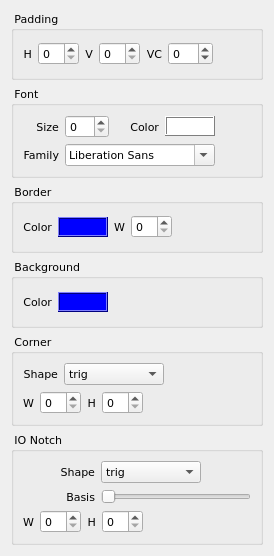
The window that trunk/visuino/gx/blocks/form_arg_label_customize_.ui (ROBOCETI/VISUINO) describes before a commit, drawn with Qt 5.
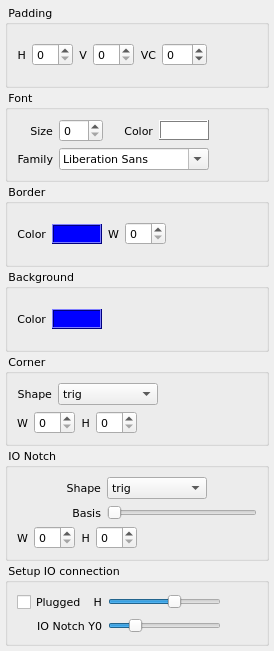
The same window after the commit.

Commit message: GxArgLabel: plug itens test UI

```diff
--- a/trunk/visuino/gx/blocks/form_arg_label_customize_.ui
+++ b/trunk/visuino/gx/blocks/form_arg_label_customize_.ui
@@ -10,7 +10,7 @@
     <x>0</x>
     <y>0</y>
     <width>274</width>
-    <height>556</height>
+    <height>651</height>
    </rect>
   </property>
   <property name="font">
@@ -24,6 +24,12 @@
    <string>Form</string>
   </property>
   <layout class="QVBoxLayout" name="verticalLayout_3">
+   <property name="spacing">
+    <number>2</number>
+   </property>
+   <property name="margin">
+    <number>5</number>
+   </property>
    <item>
     <widget class="QGroupBox" name="groupbox_padding">
      <property name="title">
@@ -1927,6 +1933,106 @@
      </layout>
     </widget>
    </item>
+   <item>
+    <widget class="QGroupBox" name="groupbox_setup_io">
+     <property name="title">
+      <string> Setup IO connection </string>
+     </property>
+     <layout class="QHBoxLayout" name="horizontalLayout_10">
+      <item>
+       <layout class="QGridLayout" name="gridLayout_2">
+        <item row="0" column="0">
+         <widget class="QCheckBox" name="checkbox_plug_io">
+          <property name="text">
+           <string>Plugged</string>
+          </property>
+         </widget>
+        </item>
+        <item row="0" column="1">
+         <widget class="QLabel" name="label_io_plugged_height">
+          <property name="text">
+           <string>H</string>
+          </property>
+          <property name="alignment">
+           <set>Qt::AlignRight|Qt::AlignTrailing|Qt::AlignVCenter</set>
+          </property>
+          <property name="buddy">
+           <cstring>slider_io_plugged_height</cstring>
+          </property>
+         </widget>
+        </item>
+        <item row="1" column="0" colspan="2">
+         <widget class="QLabel" name="label_io_notch_y0">
+          <property name="text">
+           <string>IO Notch Y0</string>
+          </property>
+          <property name="alignment">
+           <set>Qt::AlignRight|Qt::AlignTrailing|Qt::AlignVCenter</set>
+          </property>
+          <property name="buddy">
+           <cstring>slider_io_notch_y0</cstring>
+          </property>
+         </widget>
+        </item>
+        <item row="1" column="2">
+         <widget class="QSlider" name="slider_io_notch_y0">
+          <property name="minimumSize">
+           <size>
+            <width>113</width>
+            <height>0</height>
+           </size>
+          </property>
+          <property name="maximumSize">
+           <size>
+            <width>200</width>
+            <height>16777215</height>
+           </size>
+          </property>
+          <property name="minimum">
+           <number>0</number>
+          </property>
+          <property name="maximum">
+           <number>100</number>
+          </property>
+          <property name="value">
+           <number>20</number>
+          </property>
+          <property name="orientation">
+           <enum>Qt::Horizontal</enum>
+          </property>
+         </widget>
+        </item>
+        <item row="0" column="2">
+         <widget class="QSlider" name="slider_io_plugged_height">
+          <property name="maximum">
+           <number>200</number>
+          </property>
+          <property name="value">
+           <number>120</number>
+          </property>
+          <property name="orientation">
+           <enum>Qt::Horizontal</enum>
+          </property>
+         </widget>
+        </item>
+       </layout>
+      </item>
+      <item>
+       <spacer name="horizontalSpacer_9">
+        <property name="orientation">
+         <enum>Qt::Horizontal</enum>
+        </property>
+        <property name="sizeHint" stdset="0">
+         <size>
+          <width>40</width>
+          <height>20</height>
+         </size>
+        </property>
+       </spacer>
+      </item>
+     </layout>
+    </widget>
+   </item>
   </layout>
  </widget>
  <resources/>
```
The commit also changes 1 other file.
